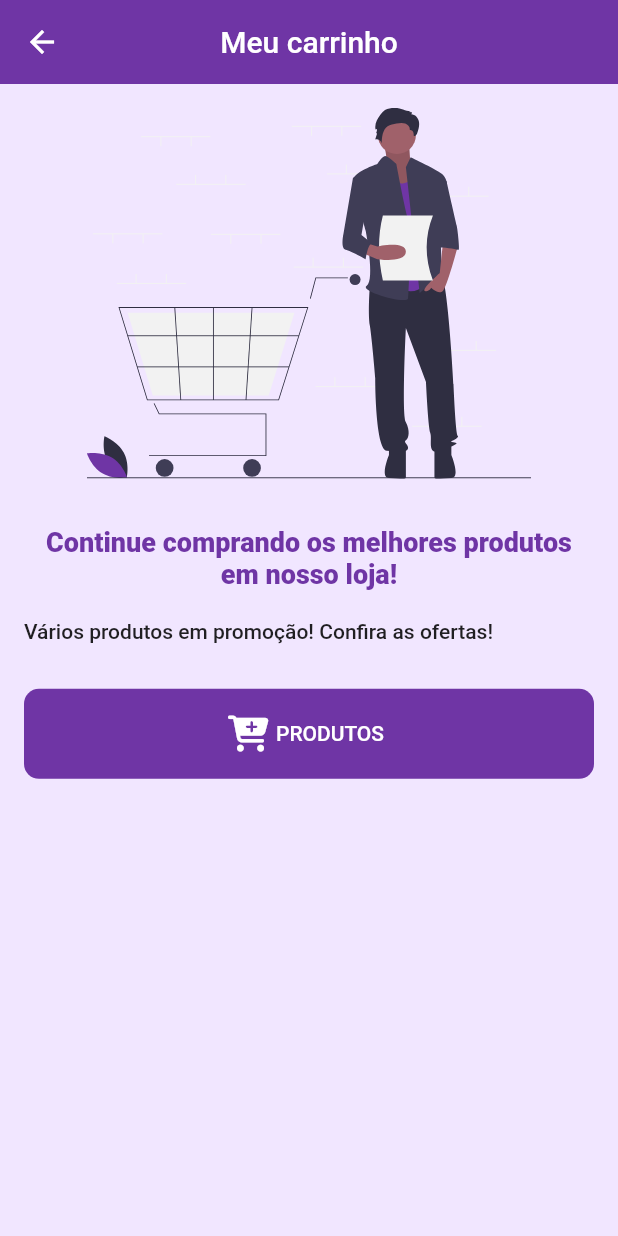
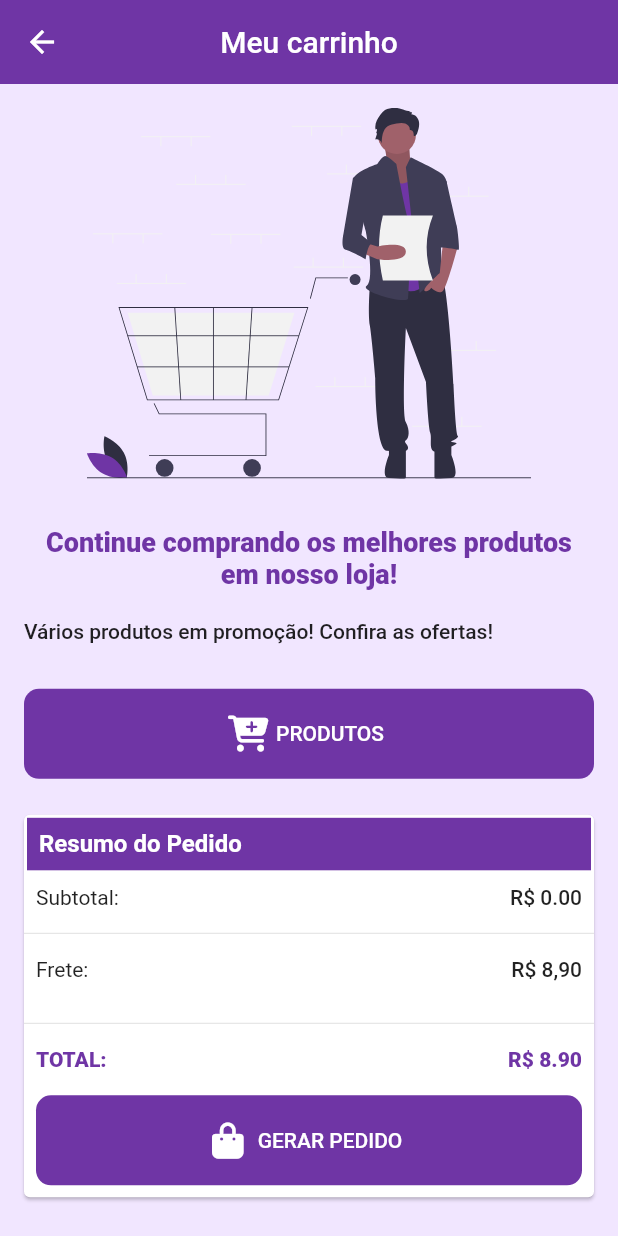
Before and after one commit to leandropnto/superloja, a Flutter app: the CartPage screen opened directly, on a phone screen of 412 x 824 dp. Run offline on Flutter 3.47's test engine with Material 2 defaults, Android fonts, the light colour scheme and no system bars; our stand-ins replace bloc, carousel_slider, cloud_firestore, dartz, firebase_auth, flushbar and 7 more; accounts and stored records are empty; generated files the repository leaves out were written again.

Commit message:
cart resume

```diff
--- a/lib/application/cart/cart_state.dart
+++ b/lib/application/cart/cart_state.dart
@@ -19,5 +19,9 @@ abstract class CartState implements _$CartState {
 
   bool get isEmpty => length == 0;
 
+  num get total => cartProducts
+      .map((p) => p.size.price.value.fold((l) => 0, (r) => r) * p.quantity)
+      .fold(0, (acc, element) => acc + element);
+
   const CartState._();
 }
--- a/lib/presentation/pages/cart/cart_page.dart
+++ b/lib/presentation/pages/cart/cart_page.dart
@@ -3,6 +3,7 @@ import 'package:flutter_bloc/flutter_bloc.dart';
 import 'package:superloja/application/cart/cart_bloc.dart';
 import 'package:superloja/presentation/core/constants.dart';
 import 'package:superloja/presentation/pages/cart/widgets/cart_image.dart';
+import 'package:superloja/presentation/pages/cart/widgets/cart_total.dart';
 
 import 'widgets/cart_tile.dart';
 import 'widgets/empty_cart.dart';
@@ -23,6 +24,7 @@ class CartPage extends StatelessWidget {
             CartImage(),
             EmptyCart(),
             ...state.cartProducts.map((e) => CartTile(item: e,)),
+            CartTotal(),
           ],
         ),
       ),
--- /dev/null
+++ b/lib/presentation/pages/cart/widgets/cart_finishing_order.dart
@@ -0,0 +1,31 @@
+import 'package:flutter/material.dart';
+import 'package:flutter_bloc/flutter_bloc.dart';
+import 'package:flutter_icons/flutter_icons.dart';
+import 'package:superloja/application/cart/cart_bloc.dart';
+import 'package:superloja/presentation/core/constants.dart';
+
+class CartFinishingOrder extends StatelessWidget {
+
+  @override
+  Widget build(BuildContext context) {
+    return BlocBuilder<CartBloc, CartState>(
+      builder: (context, state) {
+        return Container(
+          margin: const EdgeInsets.all(8),
+          height: 60,
+          child: RaisedButton.icon(
+            color: kPrimaryColor,
+            elevation: 0,
+            shape: RoundedRectangleBorder(
+              borderRadius: BorderRadius.circular(10.0),
+            ),
+            onPressed: (){},
+            icon: Icon(FontAwesome.shopping_bag),
+            label: const Text('GERAR PEDIDO'),
+            textColor: Colors.white,
+          ),
+        );
+      }
+    );
+  }
+}
--- a/lib/presentation/pages/cart/widgets/cart_tile.dart
+++ b/lib/presentation/pages/cart/widgets/cart_tile.dart
@@ -1,6 +1,10 @@
 import 'package:flutter/material.dart';
+import 'package:flutter_bloc/flutter_bloc.dart';
+import 'package:superloja/application/product/product_form/product_form_bloc.dart';
 import 'package:superloja/domain/cart/cart_product.dart';
+import 'package:superloja/injection.dart';
 import 'package:superloja/presentation/pages/cart/widgets/cart_product_info.dart';
+import 'package:superloja/presentation/pages/product/product_form/product_form_page.dart';
 
 import 'quantity_product.dart';
 
@@ -11,7 +15,17 @@ class CartTile extends StatelessWidget {
 
   @override
   Widget build(BuildContext context) {
-    return Card(
+    return GestureDetector(
+      onTap: () => Navigator.of(context).push(
+        MaterialPageRoute(
+          builder: (context) => BlocProvider<ProductFormBloc>(
+            create: (context) => getIt<ProductFormBloc>()
+              ..add(ProductFormEvent.loading(item.product)),
+            child: const ProductFormPage(),
+          ),
+        ),
+      ),
+      child: Card(
         margin: const EdgeInsets.symmetric(horizontal: 16, vertical: 8),
         child: Padding(
           padding: const EdgeInsets.symmetric(horizontal: 16, vertical: 8),
@@ -25,10 +39,14 @@ class CartTile extends StatelessWidget {
                 ),
               ),
               Expanded(
-              child: CartProductInfo(item: item,)
+                  child: CartProductInfo(
+                item: item,
+              )),
+              QuantityProduct(
+                item: item,
               ),
-            QuantityProduct(item: item,),
             ],
+          ),
         ),
       ),
     );
--- /dev/null
+++ b/lib/presentation/pages/cart/widgets/cart_total.dart
@@ -0,0 +1,36 @@
+import 'package:superloja/presentation/pages/cart/widgets/cart_total_invoice.dart';
+import 'package:superloja/presentation/pages/cart/widgets/cart_total_shipping.dart';
+import 'package:superloja/presentation/pages/cart/widgets/cart_total_sub_total.dart';
+import 'package:superloja/presentation/pages/cart/widgets/cart_total_header.dart';
+
+import 'package:flutter/material.dart';
+import 'package:flutter_bloc/flutter_bloc.dart';
+import 'package:superloja/application/cart/cart_bloc.dart';
+
+import 'cart_finishing_order.dart';
+
+class CartTotal extends StatelessWidget {
+  @override
+  Widget build(BuildContext context) {
+    return BlocBuilder<CartBloc, CartState>(
+      builder: (context, state) => Card(
+        margin: const EdgeInsets.symmetric(horizontal: 16, vertical: 8),
+        child: Column(
+          crossAxisAlignment: CrossAxisAlignment.stretch,
+          children: <Widget>[
+            const CartTotalHeader(),
+            const CartTotalSubTotal(),
+            const Divider(),
+            const CartTotalShipping(),
+            const SizedBox(
+              height: 12,
+            ),
+            const Divider(),
+            const CartTotalInvoice(),
+            CartFinishingOrder(),
+          ],
+        ),
+      ),
+    );
+  }
+}
--- /dev/null
+++ b/lib/presentation/pages/cart/widgets/cart_total_header.dart
@@ -0,0 +1,27 @@
+import 'package:flutter/material.dart';
+import 'package:superloja/presentation/core/constants.dart';
+
+class CartTotalHeader extends StatelessWidget {
+  const CartTotalHeader({
+    Key key,
+  }) : super(key: key);
+
+  @override
+  Widget build(BuildContext context) {
+    return Container(
+      margin: const EdgeInsets.all(2),
+      color: kPrimaryColor,
+      child: Padding(
+        padding: const EdgeInsets.all(8.0),
+        child: Text(
+          'Resumo do Pedido',
+          style: TextStyle(
+            color: Colors.white,
+            fontWeight: FontWeight.w600,
+            fontSize: 16,
+          ),
+        ),
+      ),
+    );
+  }
+}
--- /dev/null
+++ b/lib/presentation/pages/cart/widgets/cart_total_invoice.dart
@@ -0,0 +1,37 @@
+import 'package:flutter/material.dart';
+import 'package:flutter_bloc/flutter_bloc.dart';
+import 'package:superloja/application/cart/cart_bloc.dart';
+import 'package:superloja/presentation/core/constants.dart';
+
+class CartTotalInvoice extends StatelessWidget {
+  const CartTotalInvoice({
+    Key key,
+  }) : super(key: key);
+
+  @override
+  Widget build(BuildContext context) {
+    return BlocBuilder<CartBloc, CartState>(
+      builder: (context, state) {
+        return Padding(
+          padding: const EdgeInsets.all(8),
+          child: Row(
+            mainAxisAlignment: MainAxisAlignment.spaceBetween,
+            children: <Widget>[
+              Text(
+                'TOTAL:',
+                style: TextStyle(
+                  color: kPrimaryColor,
+                  fontWeight: FontWeight.w800,
+                ),
+              ),
+              Text(
+                'R\$ ${(state.total + 8.9).toStringAsFixed(2)}',
+                style: TextStyle(color: kPrimaryColor, fontWeight: FontWeight.w800),
+              ),
+            ],
+          ),
+        );
+      }
+    );
+  }
+}
--- /dev/null
+++ b/lib/presentation/pages/cart/widgets/cart_total_shipping.dart
@@ -0,0 +1,24 @@
+import 'package:flutter/material.dart';
+
+class CartTotalShipping extends StatelessWidget {
+  const CartTotalShipping({
+    Key key,
+  }) : super(key: key);
+
+  @override
+  Widget build(BuildContext context) {
+    return Padding(
+      padding: const EdgeInsets.all(8.0),
+      child: Row(
+        mainAxisAlignment: MainAxisAlignment.spaceBetween,
+        children: const <Widget>[
+          Text("Frete:"),
+          Text(
+            "R\$ 8,90",
+            style: TextStyle(fontWeight: FontWeight.w500),
+          ),
+        ],
+      ),
+    );
+  }
+}
--- /dev/null
+++ b/lib/presentation/pages/cart/widgets/cart_total_sub_total.dart
@@ -0,0 +1,30 @@
+import 'package:flutter/material.dart';
+import 'package:flutter_bloc/flutter_bloc.dart';
+import 'package:superloja/application/cart/cart_bloc.dart';
+
+class CartTotalSubTotal extends StatelessWidget {
+  const CartTotalSubTotal({
+    Key key,
+  }) : super(key: key);
+
+  @override
+  Widget build(BuildContext context) {
+    return BlocBuilder<CartBloc, CartState>(
+      builder: (context, state) {
+        return Padding(
+          padding: const EdgeInsets.all(8.0),
+          child: Row(
+            mainAxisAlignment: MainAxisAlignment.spaceBetween,
+            children: <Widget>[
+              const Text("Subtotal:"),
+              Text(
+                "R\$ ${state.total.toStringAsFixed(2)}",
+                style: TextStyle(fontWeight: FontWeight.w500),
+              ),
+            ],
+          ),
+        );
+      }
+    );
+  }
+}
```
Lines whose indentation alone changed are shown as unchanged.
